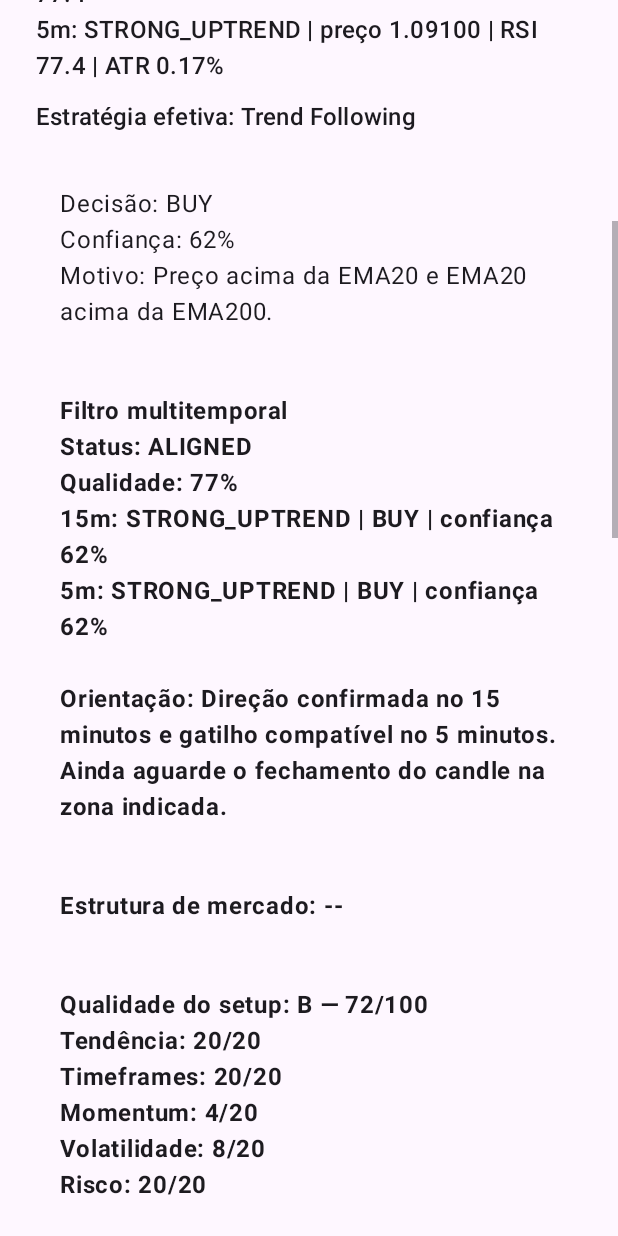
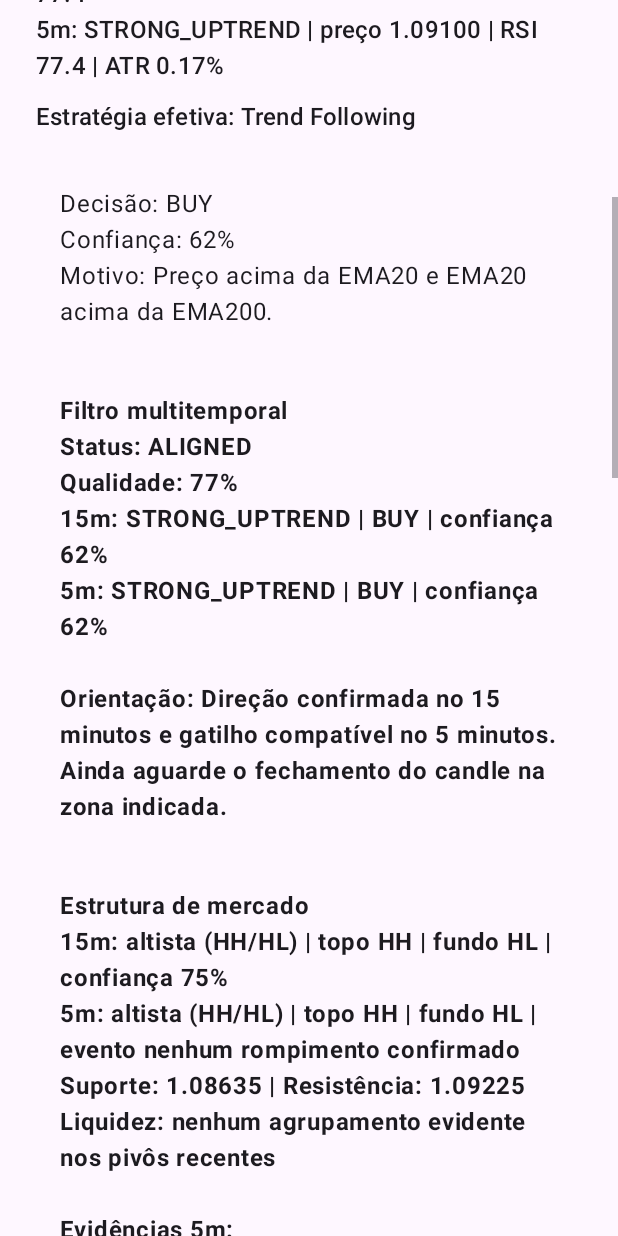
Before and after one commit to PrimalSword/orbis-wheel-mvp-vjoy, an Android app: the screen it shows after launch (MainActivity), scrolled down 576 dp, on a phone screen of 412 x 824 dp. Run offline under Robolectric (Android 15) with nearby library versions, the light colour scheme and no system bars; pictures from the network do not load.

Commit message:
Integrate market structure, BOS, CHoCH and liquidity analysis

```diff
--- a/app/src/main/java/com/orbistrade/app/MainActivity.java
+++ b/app/src/main/java/com/orbistrade/app/MainActivity.java
@@ -31,6 +31,8 @@ import com.orbistrade.app.domain.risk.RiskProfile;
 import com.orbistrade.app.domain.risk.TradePlan;
 import com.orbistrade.app.domain.strategy.StrategyDecision;
 import com.orbistrade.app.domain.strategy.StrategySelector;
+import com.orbistrade.app.domain.structure.MarketStructureAnalysis;
+import com.orbistrade.app.domain.structure.MarketStructureAnalyzer;
 
 import java.util.List;
 import java.util.Locale;
@@ -38,7 +40,6 @@ import java.util.concurrent.ExecutorService;
 import java.util.concurrent.Executors;
 
 public class MainActivity extends AppCompatActivity {
-
     private static final String SYMBOL = "EUR/USD";
     private static final int CANDLE_LIMIT = 240;
 
@@ -48,6 +49,7 @@ public class MainActivity extends AppCompatActivity {
     private final MultiTimeframeAnalyzer multiTimeframeAnalyzer = new MultiTimeframeAnalyzer();
     private final SetupScorer setupScorer = new SetupScorer();
     private final MentorExplainer mentorExplainer = new MentorExplainer();
+    private final MarketStructureAnalyzer structureAnalyzer = new MarketStructureAnalyzer();
     private final ExecutorService marketExecutor = Executors.newSingleThreadExecutor();
 
     @Override
@@ -62,9 +64,7 @@ public class MainActivity extends AppCompatActivity {
         Button apiSettingsButton = findViewById(R.id.apiSettingsButton);
 
         analyzeButton.setOnClickListener(view -> analyze(balanceInput, riskInput, thesisGroup, analyzeButton));
-        apiSettingsButton.setOnClickListener(view ->
-                startActivity(new Intent(this, ApiSettingsActivity.class))
-        );
+        apiSettingsButton.setOnClickListener(view -> startActivity(new Intent(this, ApiSettingsActivity.class)));
         analyze(balanceInput, riskInput, thesisGroup, analyzeButton);
     }
 
@@ -74,14 +74,7 @@ public class MainActivity extends AppCompatActivity {
         super.onDestroy();
     }
 
-    private void analyze(
-            EditText balanceInput,
-            EditText riskInput,
-            RadioGroup thesisGroup,
-            Button analyzeButton
-    ) {
-        TextView statusText = findViewById(R.id.statusText);
-
+    private void analyze(EditText balanceInput, EditText riskInput, RadioGroup thesisGroup, Button analyzeButton) {
         final double balance;
         final double riskPercent;
         final TradeThesis thesis;
@@ -95,7 +88,7 @@ public class MainActivity extends AppCompatActivity {
         }
 
         analyzeButton.setEnabled(false);
-        statusText.setText("Buscando candles de 15m e 5m...");
+        ((TextView) findViewById(R.id.statusText)).setText("Buscando candles e lendo a estrutura do mercado...");
 
         marketExecutor.execute(() -> {
             try {
@@ -178,6 +171,8 @@ public class MainActivity extends AppCompatActivity {
 
         StrategySelector.SelectionResult contextResult = new StrategySelector().analyze(context15m);
         StrategySelector.SelectionResult triggerResult = new StrategySelector().analyze(trigger5m);
+        MarketStructureAnalysis contextStructure = structureAnalyzer.analyze(contextCandles);
+        MarketStructureAnalysis triggerStructure = structureAnalyzer.analyze(triggerCandles);
 
         MultiTimeframeAnalysis multiTimeframe = multiTimeframeAnalyzer.analyze(
                 context15m,
@@ -198,6 +193,15 @@ public class MainActivity extends AppCompatActivity {
             );
         }
 
+        if (isStructureConflict(effectiveDecision, contextStructure, triggerStructure)) {
+            effectiveDecision = new StrategyDecision(
+                    "Filtro de estrutura",
+                    StrategyDecision.Action.WAIT,
+                    Math.min(effectiveDecision.getConfidence(), 55),
+                    "A direção proposta conflita com a estrutura de preço. Aguarde BOS, CHoCH ou novo pivô confirmado."
+            );
+        }
+
         RiskProfile profile = new RiskProfile(balance, riskPercent, 2.0, 1.5);
         TradePlan plan = new RiskManager().buildPlan(trigger5m, effectiveDecision, profile);
         EntrySetup setup = entrySetupPlanner.build(trigger5m, effectiveDecision, plan);
@@ -215,7 +219,7 @@ public class MainActivity extends AppCompatActivity {
                 effectiveDecision,
                 plan,
                 assessment
-        );
+        ) + buildStructureMentorNote(contextStructure, triggerStructure);
         ConfirmationReview review = biasGuard.review(
                 thesis,
                 trigger5m,
@@ -233,6 +237,8 @@ public class MainActivity extends AppCompatActivity {
                 triggerResult,
                 effectiveDecision,
                 multiTimeframe,
+                contextStructure,
+                triggerStructure,
                 assessment,
                 mentorExplanation,
                 plan,
@@ -242,59 +248,75 @@ public class MainActivity extends AppCompatActivity {
         );
     }
 
+    private boolean isStructureConflict(
+            StrategyDecision decision,
+            MarketStructureAnalysis context,
+            MarketStructureAnalysis trigger
+    ) {
+        if (decision.getAction() == StrategyDecision.Action.BUY) {
+            return context.getTrend() == MarketStructureAnalysis.Trend.BEARISH
+                    || trigger.getEvent() == MarketStructureAnalysis.Event.CHOCH_BEARISH
+                    || trigger.getEvent() == MarketStructureAnalysis.Event.BOS_BEARISH;
+        }
+        if (decision.getAction() == StrategyDecision.Action.SELL) {
+            return context.getTrend() == MarketStructureAnalysis.Trend.BULLISH
+                    || trigger.getEvent() == MarketStructureAnalysis.Event.CHOCH_BULLISH
+                    || trigger.getEvent() == MarketStructureAnalysis.Event.BOS_BULLISH;
+        }
+        return false;
+    }
+
+    private String buildStructureMentorNote(
+            MarketStructureAnalysis context,
+            MarketStructureAnalysis trigger
+    ) {
+        return "\n\nLeitura estrutural: no 15m a estrutura está "
+                + translateTrend(context.getTrend())
+                + "; no 5m está " + translateTrend(trigger.getTrend())
+                + ". O evento mais recente no gatilho é " + translateEvent(trigger.getEvent())
+                + ". Estrutura ajuda a validar o contexto, mas não substitui confirmação e risco.";
+    }
+
     private void render(AnalysisOutput output) {
-        TextView statusText = findViewById(R.id.statusText);
-        TextView regimeText = findViewById(R.id.regimeText);
-        TextView strategyText = findViewById(R.id.strategyText);
-        TextView decisionText = findViewById(R.id.decisionText);
-        TextView multiTimeframeText = findViewById(R.id.multiTimeframeText);
-        TextView setupScoreText = findViewById(R.id.setupScoreText);
-        TextView mentorText = findViewById(R.id.mentorText);
-        TextView riskPlanText = findViewById(R.id.riskPlanText);
-        TextView entrySetupText = findViewById(R.id.entrySetupText);
-        TextView biasReviewText = findViewById(R.id.biasReviewText);
+        String status = "Fonte: " + output.sourceLabel + "\nAssistente de análise, risco e aprendizado ativo";
+        if (!output.sourceWarning.isEmpty()) status += "\nAviso: " + output.sourceWarning;
 
-        String status = "Fonte: " + output.sourceLabel + "\nAssistente de análise, risco e aprendizado ativo";
-        if (!output.sourceWarning.isEmpty()) {
-            status += "\nAviso: " + output.sourceWarning;
-        }
-        statusText.setText(status);
-        regimeText.setText(formatMarket(
+        ((TextView) findViewById(R.id.statusText)).setText(status);
+        ((TextView) findViewById(R.id.regimeText)).setText(formatMarket(
                 output.context15m,
                 output.trigger5m,
                 output.contextResult,
                 output.triggerResult
         ));
-        strategyText.setText("Estratégia efetiva: " + output.effectiveDecision.getStrategyName());
-        decisionText.setText(
+        ((TextView) findViewById(R.id.strategyText)).setText(
+                "Estratégia efetiva: " + output.effectiveDecision.getStrategyName()
+        );
+        ((TextView) findViewById(R.id.decisionText)).setText(
                 "Decisão: " + output.effectiveDecision.getAction().name()
                         + "\nConfiança: " + output.effectiveDecision.getConfidence() + "%"
                         + "\nMotivo: " + output.effectiveDecision.getRationale()
         );
-        multiTimeframeText.setText(formatMultiTimeframe(output.multiTimeframe));
-        setupScoreText.setText(formatAssessment(output.assessment));
-        mentorText.setText("Modo mentor\n" + output.mentorExplanation);
-        riskPlanText.setText(formatPlan(output.plan));
-        entrySetupText.setText(formatSetup(output.setup));
-        biasReviewText.setText(formatReview(output.thesis, output.review));
+        ((TextView) findViewById(R.id.multiTimeframeText)).setText(formatMultiTimeframe(output.multiTimeframe));
+        ((TextView) findViewById(R.id.marketStructureText)).setText(formatStructure(
+                output.contextStructure,
+                output.triggerStructure
+        ));
+        ((TextView) findViewById(R.id.setupScoreText)).setText(formatAssessment(output.assessment));
+        ((TextView) findViewById(R.id.mentorText)).setText("Modo mentor\n" + output.mentorExplanation);
+        ((TextView) findViewById(R.id.riskPlanText)).setText(formatPlan(output.plan));
+        ((TextView) findViewById(R.id.entrySetupText)).setText(formatSetup(output.setup));
+        ((TextView) findViewById(R.id.biasReviewText)).setText(formatReview(output.thesis, output.review));
     }
 
     private void showError(String message) {
-        TextView statusText = findViewById(R.id.statusText);
-        TextView multiTimeframeText = findViewById(R.id.multiTimeframeText);
-        TextView setupScoreText = findViewById(R.id.setupScoreText);
-        TextView mentorText = findViewById(R.id.mentorText);
-        TextView riskPlanText = findViewById(R.id.riskPlanText);
-        TextView entrySetupText = findViewById(R.id.entrySetupText);
-        TextView biasReviewText = findViewById(R.id.biasReviewText);
-
-        statusText.setText("Não foi possível concluir a análise");
-        multiTimeframeText.setText("Análise multitemporal indisponível.");
-        setupScoreText.setText("Qualidade do setup indisponível.");
-        mentorText.setText("Modo mentor indisponível.");
-        riskPlanText.setText(message == null ? "Erro desconhecido." : message);
-        entrySetupText.setText("Setup intraday indisponível.");
-        biasReviewText.setText("Revisão contra viés indisponível.");
+        ((TextView) findViewById(R.id.statusText)).setText("Não foi possível concluir a análise");
+        ((TextView) findViewById(R.id.multiTimeframeText)).setText("Análise multitemporal indisponível.");
+        ((TextView) findViewById(R.id.marketStructureText)).setText("Estrutura de mercado indisponível.");
+        ((TextView) findViewById(R.id.setupScoreText)).setText("Qualidade do setup indisponível.");
+        ((TextView) findViewById(R.id.mentorText)).setText("Modo mentor indisponível.");
+        ((TextView) findViewById(R.id.riskPlanText)).setText(message == null ? "Erro desconhecido." : message);
+        ((TextView) findViewById(R.id.entrySetupText)).setText("Setup intraday indisponível.");
+        ((TextView) findViewById(R.id.biasReviewText)).setText("Revisão contra viés indisponível.");
     }
 
     private String formatMarket(
@@ -325,6 +347,52 @@ public class MainActivity extends AppCompatActivity {
                 + "\n\nOrientação: " + analysis.getInstruction();
     }
 
+    private String formatStructure(
+            MarketStructureAnalysis context,
+            MarketStructureAnalysis trigger
+    ) {
+        return "Estrutura de mercado"
+                + "\n15m: " + translateTrend(context.getTrend())
+                + " | topo " + context.getLastHighLabel()
+                + " | fundo " + context.getLastLowLabel()
+                + " | confiança " + context.getConfidence() + "%"
+                + "\n5m: " + translateTrend(trigger.getTrend())
+                + " | topo " + trigger.getLastHighLabel()
+                + " | fundo " + trigger.getLastLowLabel()
+                + " | evento " + translateEvent(trigger.getEvent())
+                + String.format(Locale.US, "\nSuporte: %.5f | Resistência: %.5f", trigger.getSupport(), trigger.getResistance())
+                + "\nLiquidez: " + formatLiquidity(trigger)
+                + "\n\nEvidências 5m:\n" + formatEvidence(trigger.getEvidence());
+    }
+
+    private String formatLiquidity(MarketStructureAnalysis analysis) {
+        if (analysis.hasEqualHighs() && analysis.hasEqualLows()) {
+            return "acima dos topos e abaixo dos fundos equivalentes";
+        }
+        if (analysis.hasEqualHighs()) return "provável concentração acima dos topos equivalentes";
+        if (analysis.hasEqualLows()) return "provável concentração abaixo dos fundos equivalentes";
+        return "nenhum agrupamento evidente nos pivôs recentes";
+    }
+
+    private String translateTrend(MarketStructureAnalysis.Trend trend) {
+        switch (trend) {
+            case BULLISH: return "altista (HH/HL)";
+            case BEARISH: return "baixista (LH/LL)";
+            case RANGE: return "lateral/mista";
+            default: return "indefinida";
+        }
+    }
+
+    private String translateEvent(MarketStructureAnalysis.Event event) {
+        switch (event) {
+            case BOS_BULLISH: return "BOS altista";
+            case BOS_BEARISH: return "BOS baixista";
+            case CHOCH_BULLISH: return "CHoCH altista";
+            case CHOCH_BEARISH: return "CHoCH baixista";
+            default: return "nenhum rompimento confirmado";
+        }
+    }
+
     private String formatAssessment(SetupAssessment assessment) {
         return "Qualidade do setup: " + assessment.getGrade()
                 + " — " + assessment.getTotalScore() + "/100"
@@ -345,9 +413,7 @@ public class MainActivity extends AppCompatActivity {
 
     private double parseNumber(String value) {
         String normalized = value.trim().replace(',', '.');
-        if (normalized.isEmpty()) {
-            throw new IllegalArgumentException("Preencha saldo e risco por operação.");
-        }
+        if (normalized.isEmpty()) throw new IllegalArgumentException("Preencha saldo e risco por operação.");
         try {
             return Double.parseDouble(normalized);
         } catch (NumberFormatException exception) {
@@ -356,9 +422,7 @@ public class MainActivity extends AppCompatActivity {
     }
 
     private String formatPlan(TradePlan plan) {
-        if (!plan.isExecutable()) {
-            return "Plano de risco: BLOQUEADO\n" + plan.getNote();
-        }
+        if (!plan.isExecutable()) return "Plano de risco: BLOQUEADO\n" + plan.getNote();
         return String.format(
                 Locale.US,
                 "Plano de risco: LIBERADO\nEntrada: %.5f\nStop loss: %.5f\nTake profit: %.5f\nRisco financeiro: %.2f\nTamanho estimado: %.2f unidades\n%s",
@@ -373,8 +437,7 @@ public class MainActivity extends AppCompatActivity {
 
     private String formatSetup(EntrySetup setup) {
         if (setup.getStatus() == EntrySetup.Status.BLOCKED) {
-            return "Setup de entrada: BLOQUEADO\n" + setup.getTriggerCondition()
-                    + "\n" + setup.getWarning();
+            return "Setup de entrada: BLOQUEADO\n" + setup.getTriggerCondition() + "\n" + setup.getWarning();
         }
         return String.format(
                 Locale.US,
@@ -400,7 +463,7 @@ public class MainActivity extends AppCompatActivity {
     }
 
     private String formatEvidence(List<String> evidence) {
-        if (evidence.isEmpty()) return "• Nenhuma evidência relevante.";
+        if (evidence == null || evidence.isEmpty()) return "• Nenhuma evidência relevante.";
         StringBuilder builder = new StringBuilder();
         for (String item : evidence) {
             if (builder.length() > 0) builder.append('\n');
@@ -415,12 +478,7 @@ public class MainActivity extends AppCompatActivity {
         private final String sourceLabel;
         private final String warning;
 
-        private MarketDataLoad(
-                List<Candle> contextCandles,
-                List<Candle> triggerCandles,
-                String sourceLabel,
-                String warning
-        ) {
+        private MarketDataLoad(List<Candle> contextCandles, List<Candle> triggerCandles, String sourceLabel, String warning) {
             this.contextCandles = contextCandles;
             this.triggerCandles = triggerCandles;
             this.sourceLabel = sourceLabel;
@@ -437,6 +495,8 @@ public class MainActivity extends AppCompatActivity {
         private final StrategySelector.SelectionResult triggerResult;
         private final StrategyDecision effectiveDecision;
         private final MultiTimeframeAnalysis multiTimeframe;
+        private final MarketStructureAnalysis contextStructure;
+        private final MarketStructureAnalysis triggerStructure;
         private final SetupAssessment assessment;
         private final String mentorExplanation;
         private final TradePlan plan;
@@ -453,6 +513,8 @@ public class MainActivity extends AppCompatActivity {
                 StrategySelector.SelectionResult triggerResult,
                 StrategyDecision effectiveDecision,
                 MultiTimeframeAnalysis multiTimeframe,
+                MarketStructureAnalysis contextStructure,
+                MarketStructureAnalysis triggerStructure,
                 SetupAssessment assessment,
                 String mentorExplanation,
                 TradePlan plan,
@@ -468,6 +530,8 @@ public class MainActivity extends AppCompatActivity {
             this.triggerResult = triggerResult;
             this.effectiveDecision = effectiveDecision;
             this.multiTimeframe = multiTimeframe;
+            this.contextStructure = contextStructure;
+            this.triggerStructure = triggerStructure;
             this.assessment = assessment;
             this.mentorExplanation = mentorExplanation;
             this.plan = plan;
```
